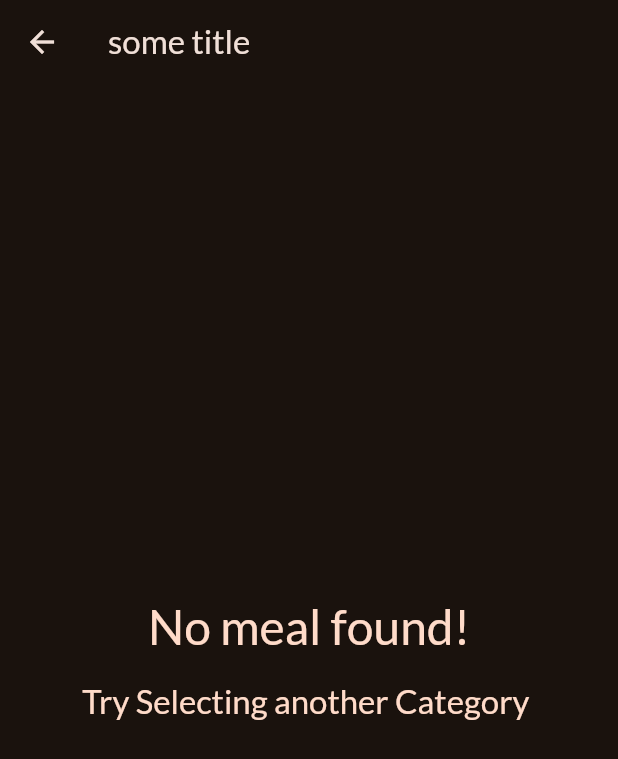
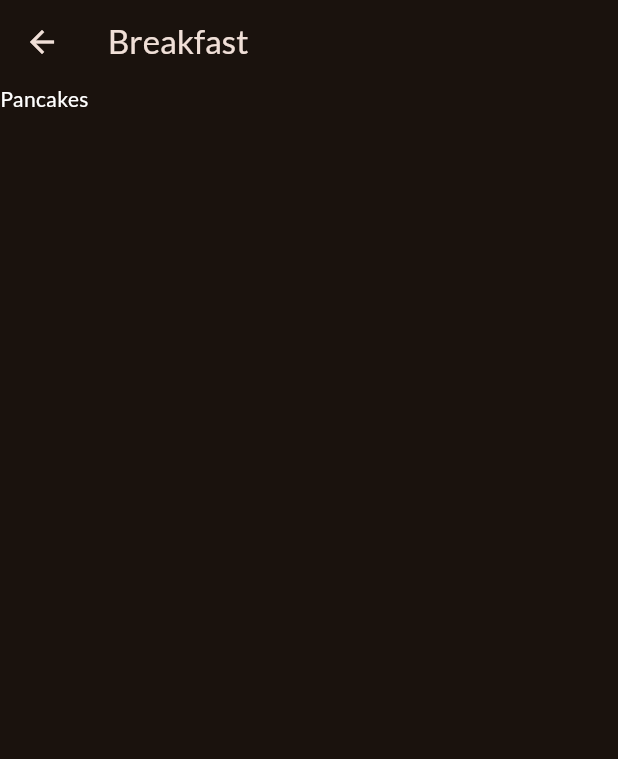
Before and after one commit to shreyas-codes25/meals_app, a Flutter app: the screen it shows after launch, after a tap on "Breakfast", on a phone screen of 412 x 824 dp. Shown: the top 759 px of the screen. Run offline on Flutter 3.47's test engine with Material 3 defaults, Android fonts, the phone set to English and light mode, and no system bars; our stand-ins replace google_fonts.

Commit message:
meals seperation based on their categories

```diff
--- a/lib/screens/screen_categories.dart
+++ b/lib/screens/screen_categories.dart
@@ -1,15 +1,18 @@
+import 'package:meals_app/models/category_model.dart';
 import 'package:flutter/material.dart';
 import 'package:meals_app/data/dummy_data.dart';
+import 'package:meals_app/models/meal_model.dart';
 import 'package:meals_app/screens/screen_meals.dart';
 import 'package:meals_app/widgets/category_grid_item.dart';
 
 class CategoriesScreen extends StatelessWidget {
   const CategoriesScreen({super.key});
 
-  void _selectCategory(BuildContext context) {
+  void _selectCategory(BuildContext context,CategoryModel catogory) {
+    List<Meal> availableCategories =    dummyMeals.where((meals)=>meals.categories.contains(catogory.id)).toList();
     Navigator.of(context).push(MaterialPageRoute(
         builder: (ctx) =>
-            MealsScreen(title: "some title", availableMeals: [])));
+            MealsScreen(title: catogory.title, availableMeals: availableCategories)));
   }
 
   @override
@@ -30,7 +33,7 @@ class CategoriesScreen extends StatelessWidget {
             CategoryGridItem(
               category: category,
               sltCategory: () {
-                _selectCategory(context);
+                _selectCategory(context, category);
               },
             ),
         ],
--- a/lib/screens/screen_meals.dart
+++ b/lib/screens/screen_meals.dart
@@ -37,7 +37,9 @@ class MealsScreen extends StatelessWidget {
     );
     if (availableMeals.isNotEmpty) {
       content = ListView.builder(itemCount: availableMeals.length,itemBuilder: (context, index) {
-        return Text(availableMeals[index].title);
+        return Text(availableMeals[index].title,style: Theme.of(context).textTheme.bodyMedium!.copyWith(
+          color: Colors.white
+        ),);
       });
     }
     return Scaffold(
--- a/lib/widgets/category_grid_item.dart
+++ b/lib/widgets/category_grid_item.dart
@@ -1,7 +1,5 @@
 import 'package:flutter/material.dart';
-import 'package:meals_app/data/dummy_data.dart';
 import 'package:meals_app/models/category_model.dart';
-import 'package:meals_app/screens/screen_meals.dart';
 
 class CategoryGridItem extends StatelessWidget {
   const CategoryGridItem({required this.category, super.key,required this.sltCategory});
```
